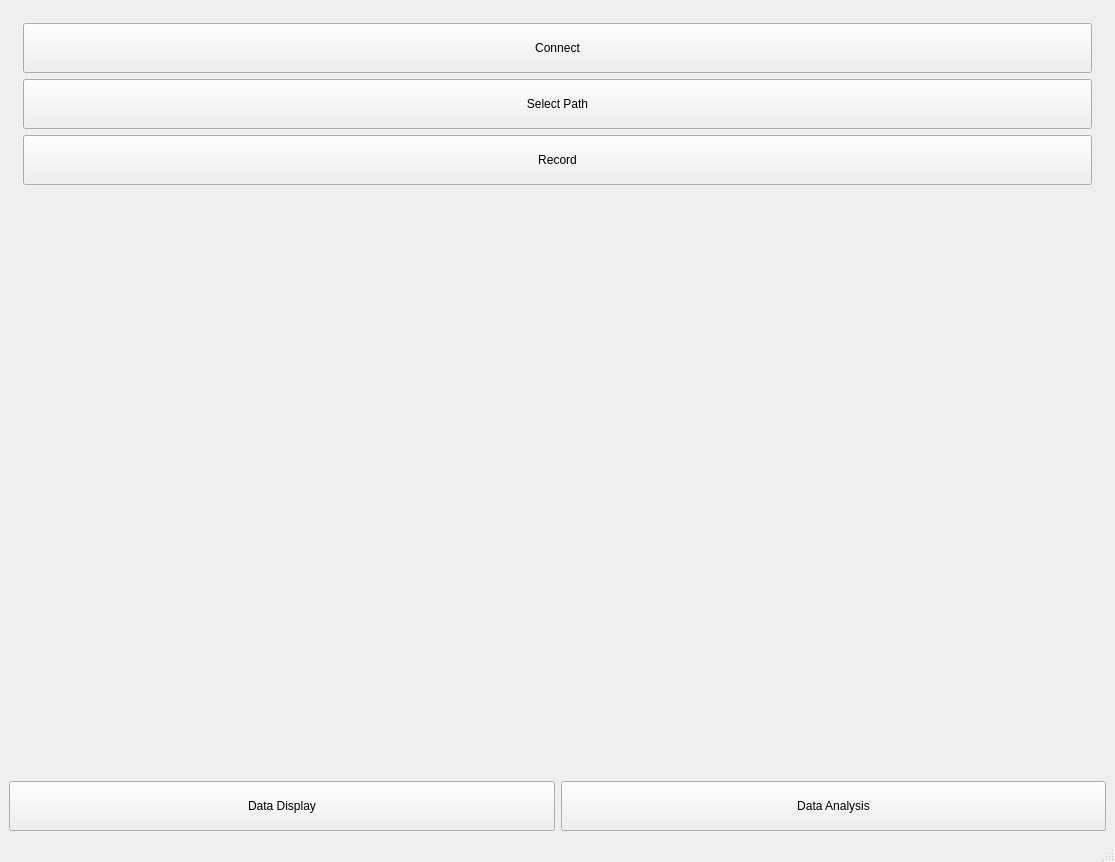
Above: src/utils/mainUI.ui from X-Ethan-X/Electronic-Mat before the change. Below: the same form after it.
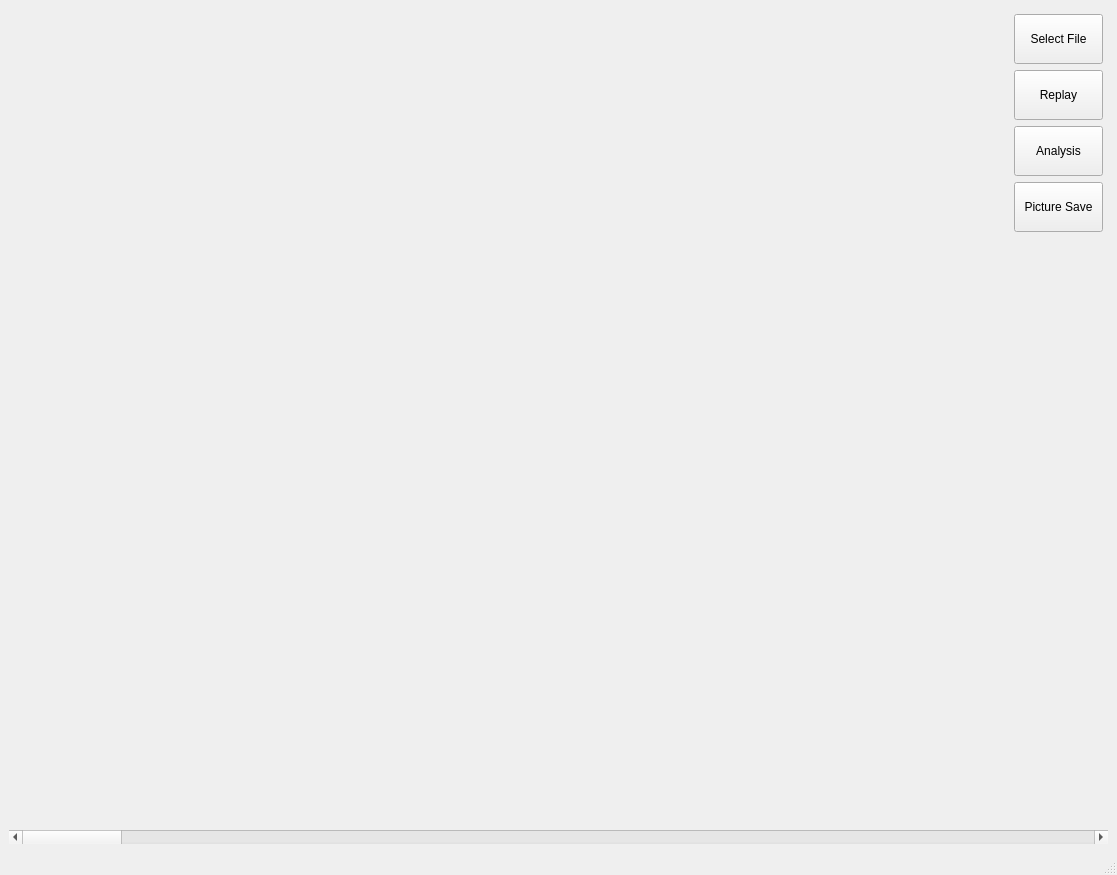
That is the form after the change.

What changed in the file:
```diff
--- a/src/utils/mainUI.ui
+++ b/src/utils/mainUI.ui
@@ -6,105 +6,20 @@
    <rect>
     <x>0</x>
     <y>0</y>
-    <width>1115</width>
-    <height>862</height>
+    <width>1117</width>
+    <height>875</height>
    </rect>
   </property>
   <property name="windowTitle">
    <string>MainWindow</string>
   </property>
   <widget class="QWidget" name="centralwidget">
-   <layout class="QVBoxLayout" name="verticalLayout">
-    <item>
-     <widget class="QStackedWidget" name="stackedWidget">
-      <property name="currentIndex">
-       <number>0</number>
-      </property>
-      <widget class="QWidget" name="page_display">
-       <layout class="QHBoxLayout" name="page_display_layout" stretch="10,1">
-        <item>
-         <layout class="QGridLayout" name="display_plot_layout"/>
-        </item>
-        <item>
-         <layout class="QVBoxLayout" name="display_func_layout">
-          <property name="leftMargin">
-           <number>5</number>
-          </property>
-          <property name="topMargin">
-           <number>5</number>
-          </property>
-          <property name="rightMargin">
-           <number>5</number>
-          </property>
-          <property name="bottomMargin">
-           <number>5</number>
-          </property>
-          <item>
-           <widget class="QPushButton" name="button_connect">
-            <property name="minimumSize">
-             <size>
-              <width>0</width>
-              <height>50</height>
-             </size>
-            </property>
-            <property name="text">
-             <string>Connect</string>
-            </property>
-            <property name="checkable">
-             <bool>true</bool>
-            </property>
-           </widget>
-          </item>
-          <item>
-           <widget class="QPushButton" name="button_file_path_save">
-            <property name="minimumSize">
-             <size>
-              <width>0</width>
-              <height>50</height>
-             </size>
-            </property>
-            <property name="text">
-             <string>Select Path</string>
-            </property>
-           </widget>
-          </item>
-          <item>
-           <widget class="QPushButton" name="button_record">
-            <property name="minimumSize">
-             <size>
-              <width>0</width>
-              <height>50</height>
-             </size>
-            </property>
-            <property name="text">
-             <string>Record</string>
-            </property>
-            <property name="checkable">
-             <bool>true</bool>
-            </property>
-           </widget>
-          </item>
-          <item>
-           <spacer name="verticalSpacer">
-            <property name="orientation">
-             <enum>Qt::Orientation::Vertical</enum>
-            </property>
-            <property name="sizeHint" stdset="0">
-             <size>
-              <width>20</width>
-              <height>40</height>
-             </size>
-            </property>
-           </spacer>
-          </item>
-         </layout>
-        </item>
-       </layout>
-      </widget>
-      <widget class="QWidget" name="page_analysis">
-       <layout class="QGridLayout" name="gridLayout" columnstretch="10,1">
+   <layout class="QGridLayout" name="gridLayout_2" columnstretch="10,1">
+    <item row="0" column="0">
+     <layout class="QGridLayout" name="plotLayout"/>
+    </item>
         <item row="0" column="1">
-         <layout class="QVBoxLayout" name="analysis_fuc_layout">
+     <layout class="QVBoxLayout" name="menuLayout">
           <property name="leftMargin">
            <number>5</number>
           </property>
@@ -176,7 +91,7 @@
            </widget>
           </item>
           <item>
-           <spacer name="verticalSpacer_2">
+       <spacer name="verticalSpacer">
             <property name="orientation">
              <enum>Qt::Orientation::Vertical</enum>
             </property>
@@ -202,40 +117,6 @@
         </item>
        </layout>
       </widget>
-     </widget>
-    </item>
-    <item>
-     <layout class="QHBoxLayout" name="menuLayout">
-      <item>
-       <widget class="QPushButton" name="button_data_display">
-        <property name="minimumSize">
-         <size>
-          <width>0</width>
-          <height>50</height>
-         </size>
-        </property>
-        <property name="text">
-         <string>Data Display</string>
-        </property>
-       </widget>
-      </item>
-      <item>
-       <widget class="QPushButton" name="button_data_analysis">
-        <property name="minimumSize">
-         <size>
-          <width>0</width>
-          <height>50</height>
-         </size>
-        </property>
-        <property name="text">
-         <string>Data Analysis</string>
-        </property>
-       </widget>
-      </item>
-     </layout>
-    </item>
-   </layout>
-  </widget>
   <widget class="QStatusBar" name="statusbar"/>
  </widget>
  <resources>
```
Left out of the diff: 7 changed lines with no effect on the pictures. Lines whose indentation alone changed are shown as unchanged.
